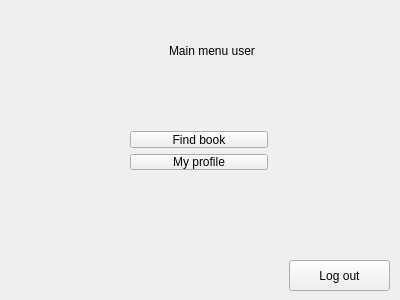
First picture: the form in QTdesigner/LibraryApp/mainwindow.ui, repository tommytritran/LibraryApp, before the edit.
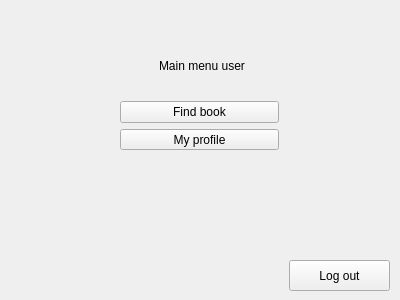
Second picture: the form after the edit. The open tabs and pages were chosen to show the change.

The edit to the form file:
```diff
--- a/QTdesigner/LibraryApp/mainwindow.ui
+++ b/QTdesigner/LibraryApp/mainwindow.ui
@@ -179,10 +179,10 @@
      <widget class="QWidget" name="verticalLayoutWidget">
       <property name="geometry">
        <rect>
-        <x>110</x>
-        <y>110</y>
-        <width>160</width>
-        <height>61</height>
+        <x>100</x>
+        <y>80</y>
+        <width>181</width>
+        <height>71</height>
        </rect>
       </property>
       <layout class="QVBoxLayout" name="verticalLayout">
@@ -218,10 +218,10 @@
      <widget class="QLabel" name="label_3">
       <property name="geometry">
        <rect>
-        <x>160</x>
-        <y>30</y>
+        <x>150</x>
+        <y>40</y>
         <width>91</width>
-        <height>21</height>
+        <height>31</height>
        </rect>
       </property>
       <property name="text">
```
Left out of the diff: 2 changed lines with no effect on the pictures.
